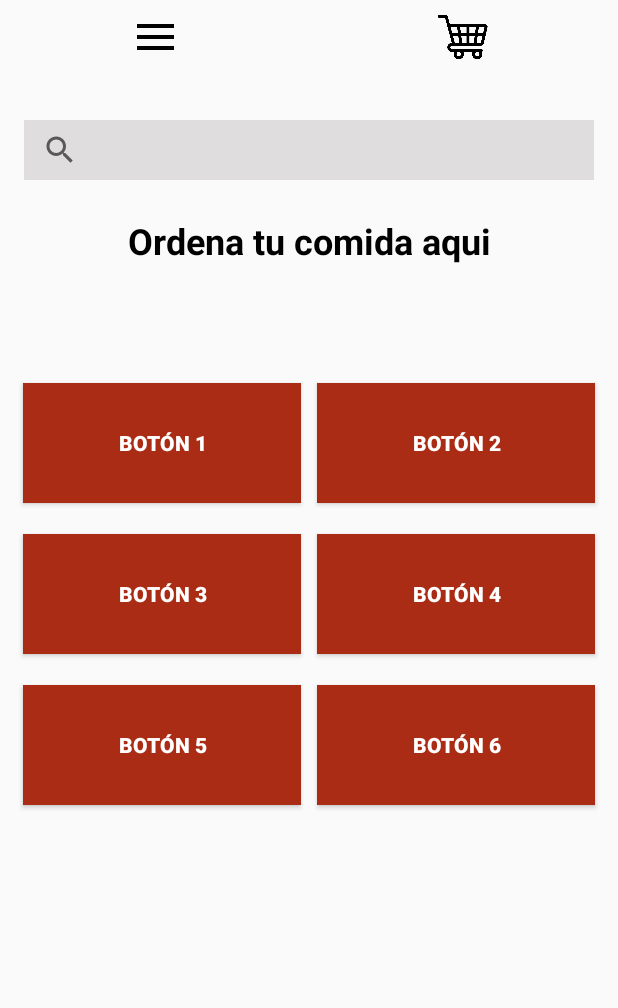
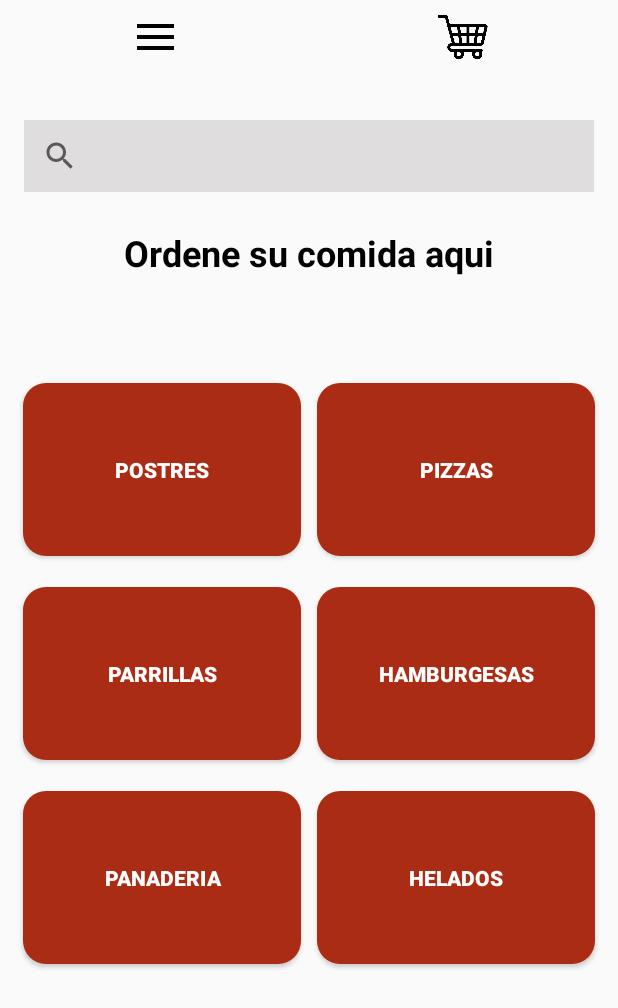
Before and after one commit to lualzugaray/parcial-1-am-acn4a-alzugaray-fernandez, an Android app built with Jetpack Compose: the layout menu_principal.xml on its own in the app's theme, with its tools: preview values and no code run, on a phone screen of 412 x 824 dp. Shown: the top 1008 px of the screen. Run offline under Robolectric (Android 15) with nearby library versions, the phone set to English and light mode, and no system bars.

Commit message:
Avances activity de menu de opciones. Ediciones en estilo de botones. Se agrega evento onClick a imagen de carro de compras.

```diff
--- a/app/src/main/java/com/example/myapplication/MainActivity.java
+++ b/app/src/main/java/com/example/myapplication/MainActivity.java
@@ -1,6 +1,7 @@
 package com.example.myapplication;
 
 import android.app.Activity;
+import android.content.Intent;
 import android.os.Bundle;
 import android.view.View;
 import android.widget.Button;
@@ -53,4 +54,6 @@ public class MainActivity extends Activity {
     }
 
 
+
+
 }
--- a/app/src/main/res/drawable/rounded_button.xml
+++ b/app/src/main/res/drawable/rounded_button.xml
@@ -1,4 +1,5 @@
 <shape xmlns:android="http://schemas.android.com/apk/res/android">
     <solid android:color="#AB2C14" />
-    <corners android:radius="15dp" />  <!-- Radio de las esquinas redondeadas -->
+    <corners android:radius="15dp" />
+
 </shape>
--- a/app/src/main/res/layout/menu_principal.xml
+++ b/app/src/main/res/layout/menu_principal.xml
@@ -33,25 +33,16 @@
     <SearchView
         android:id="@+id/sv_buscador_comida"
         android:layout_width="match_parent"
-        android:layout_height="40dp"
+        android:layout_height="wrap_content"
         android:layout_marginStart="16dp"
         android:layout_marginTop="80dp"
         android:layout_marginEnd="16dp"
         android:layout_weight="1"
         android:background="#5BB0A9AB"
+        android:overScrollMode="ifContentScrolls"
         app:layout_constraintEnd_toEndOf="parent"
         app:layout_constraintStart_toStartOf="parent"
-        app:layout_constraintTop_toTopOf="parent">
-
-        <TextView
-            android:id="@+id/textView5"
-            android:layout_width="wrap_content"
-            android:layout_height="wrap_content"
-            android:layout_weight="1"
-            android:text="Qué estas buscando?"
-            android:visibility="visible"
-            tools:visibility="visible" />
-    </SearchView>
+        app:layout_constraintTop_toTopOf="parent" />
 
     <TextView
         android:id="@+id/tv_tituloMenu"
@@ -60,7 +51,7 @@
         android:layout_marginStart="135dp"
         android:layout_marginTop="24dp"
         android:layout_marginEnd="135dp"
-        android:text="Ordena tu comida aqui"
+        android:text="@string/titulo_menu"
         android:textColor="@color/black"
         android:textSize="24sp"
         android:textStyle="bold"
@@ -69,12 +60,13 @@
         app:layout_constraintTop_toBottomOf="@+id/sv_buscador_comida" />
 
     <TableLayout
+        android:id="@+id/layoutCategorias"
         android:layout_width="match_parent"
         android:layout_height="wrap_content"
+        android:layout_gravity="center"
         android:layout_marginTop="230dp"
-        app:layout_constraintTop_toTopOf="parent"
-        android:layout_gravity="center"
-        android:padding="10dp">
+        android:padding="10dp"
+        app:layout_constraintTop_toTopOf="parent">
 
         <!-- Fila 1 -->
         <TableRow
@@ -84,25 +76,29 @@
 
             <!-- Botón 1 en la fila 1 -->
             <Button
+                android:id="@+id/btn_postres"
                 android:layout_width="0dp"
-                android:layout_height="80dp"
+                android:layout_height="115dp"
                 android:layout_margin="5dp"
                 android:layout_weight="1"
-                android:background="#AB2C14"
-                android:text="Botón 1"
+                android:background="@drawable/rounded_button"
+                android:onClick="searchPostresClick"
+                android:text="@string/boton_postres"
                 android:textColor="@color/white"
                 android:textStyle="bold" />
 
             <!-- Botón 2 en la fila 1 -->
             <Button
+                android:id="@+id/btn_pizzas"
                 android:layout_width="0dp"
-                android:layout_height="80dp"
+                android:layout_height="115dp"
+                android:layout_margin="5dp"
                 android:layout_weight="1"
-                android:background="#AB2C14"
-                android:text="Botón 2"
-                android:layout_margin="5dp"
+                android:background="@drawable/rounded_button"
+                android:text="@string/boton_pizzas"
+
                 android:textColor="@color/white"
-                android:textStyle="bold"/>
+                android:textStyle="bold" />
         </TableRow>
 
         <!-- Fila 2 -->
@@ -113,25 +109,27 @@
 
             <!-- Botón 1 en la fila 2 -->
             <Button
+                android:id="@+id/btn_parrillas"
                 android:layout_width="0dp"
-                android:layout_height="80dp"
+                android:layout_height="115dp"
+                android:layout_margin="5dp"
                 android:layout_weight="1"
-                android:background="#AB2C14"
-                android:text="Botón 3"
-                android:layout_margin="5dp"
+                android:background="@drawable/rounded_button"
+                android:text="@string/boton_parrillas"
                 android:textColor="@color/white"
-                android:textStyle="bold"/>
+                android:textStyle="bold" />
 
             <!-- Botón 2 en la fila 2 -->
             <Button
+                android:id="@+id/btn_hamburgesas"
                 android:layout_width="0dp"
-                android:layout_height="80dp"
+                android:layout_height="115dp"
+                android:layout_margin="5dp"
                 android:layout_weight="1"
-                android:background="#AB2C14"
-                android:text="Botón 4"
-                android:layout_margin="5dp"
+                android:background="@drawable/rounded_button"
+                android:text="@string/boton_hamburgesas"
                 android:textColor="@color/white"
-                android:textStyle="bold"/>
+                android:textStyle="bold" />
         </TableRow>
 
         <!-- Fila 3 -->
@@ -142,25 +140,27 @@
 
             <!-- Botón 1 en la fila 3 -->
             <Button
+                android:id="@+id/btn_panaderia"
                 android:layout_width="0dp"
-                android:layout_height="80dp"
+                android:layout_height="115dp"
+                android:layout_margin="5dp"
                 android:layout_weight="1"
-                android:background="#AB2C14"
-                android:text="Botón 5"
-                android:layout_margin="5dp"
+                android:background="@drawable/rounded_button"
+                android:text="@string/boton_panaderia"
                 android:textColor="@color/white"
-                android:textStyle="bold"/>
+                android:textStyle="bold" />
 
             <!-- Botón 2 en la fila 3 -->
             <Button
+                android:id="@+id/btn_helados"
                 android:layout_width="0dp"
-                android:layout_height="80dp"
+                android:layout_height="115dp"
+                android:layout_margin="5dp"
                 android:layout_weight="1"
-                android:background="#AB2C14"
-                android:text="Botón 6"
-                android:layout_margin="5dp"
+                android:background="@drawable/rounded_button"
+                android:text="@string/boton_helados"
                 android:textColor="@color/white"
-                android:textStyle="bold"/>
+                android:textStyle="bold" />
         </TableRow>
     </TableLayout>
 
--- /dev/null
+++ b/app/src/main/res/layout/postres.xml
@@ -0,0 +1,6 @@
+<?xml version="1.0" encoding="utf-8"?>
+<androidx.constraintlayout.widget.ConstraintLayout xmlns:android="http://schemas.android.com/apk/res/android"
+    android:layout_width="match_parent"
+    android:layout_height="match_parent">
+
+</androidx.constraintlayout.widget.ConstraintLayout>
--- a/app/src/main/res/values/strings.xml
+++ b/app/src/main/res/values/strings.xml
@@ -1,3 +1,13 @@
 <resources>
-    <string name="app_name">My Application</string>
+    <string name="app_name">Delivery Ya</string>
+
+
+
+    <string name="titulo_menu">Ordene su comida aqui</string>
+    <string name="boton_postres">Postres</string>
+    <string name="boton_pizzas">Pizzas</string>
+    <string name="boton_hamburgesas">Hamburgesas</string>
+    <string name="boton_parrillas">Parrillas</string>
+    <string name="boton_helados">Helados</string>
+    <string name="boton_panaderia">Panaderia</string>
 </resources>
```
Also changed, not shown: app/src/main/AndroidManifest.xml (+8 -0 lines), app/src/main/java/com/example/myapplication/MenuPrincipal.java (added, +61 -0 lines).
